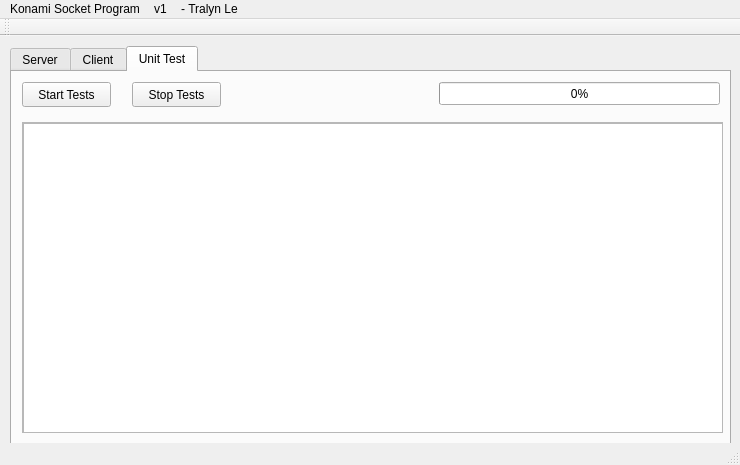
This is gui/SocketProgram/mainwindow.ui in nylart/Server-Client-Socket-Program as Qt 5 draws it before an edit. The edited form follows.
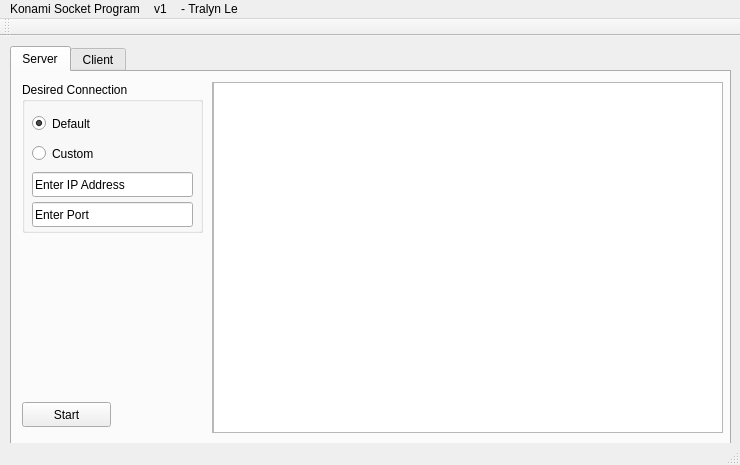
This is the edited form. The open tabs and pages were chosen to show the change.

Commit message: Finished unit testing project and updated the readme

Patch:
```diff
--- a/gui/SocketProgram/mainwindow.ui
+++ b/gui/SocketProgram/mainwindow.ui
@@ -324,86 +324,6 @@
       </widget>
      </widget>
     </widget>
-    <widget class="QWidget" name="tab">
-     <attribute name="title">
-      <string>Unit Test</string>
-     </attribute>
-     <widget class="QPushButton" name="UnitTestStartButton">
-      <property name="geometry">
-       <rect>
-        <x>10</x>
-        <y>10</y>
-        <width>89</width>
-        <height>25</height>
-       </rect>
-      </property>
-      <property name="text">
-       <string>Start Tests</string>
-      </property>
-     </widget>
-     <widget class="QPushButton" name="UnitTestStopButton">
-      <property name="geometry">
-       <rect>
-        <x>120</x>
-        <y>10</y>
-        <width>89</width>
-        <height>25</height>
-       </rect>
-      </property>
-      <property name="text">
-       <string>Stop Tests</string>
-      </property>
-     </widget>
-     <widget class="QScrollArea" name="scrollArea">
-      <property name="geometry">
-       <rect>
-        <x>10</x>
-        <y>50</y>
-        <width>701</width>
-        <height>311</height>
-       </rect>
-      </property>
-      <property name="widgetResizable">
-       <bool>true</bool>
-      </property>
-      <widget class="QWidget" name="scrollAreaWidgetContents">
-       <property name="geometry">
-        <rect>
-         <x>0</x>
-         <y>0</y>
-         <width>699</width>
-         <height>309</height>
-        </rect>
-       </property>
-       <widget class="QTextEdit" name="UnitTestTextArea">
-        <property name="geometry">
-         <rect>
-          <x>0</x>
-          <y>0</y>
-          <width>701</width>
-          <height>311</height>
-         </rect>
-        </property>
-       </widget>
-      </widget>
-     </widget>
-     <widget class="QProgressBar" name="UnitTestProgressBar">
-      <property name="geometry">
-       <rect>
-        <x>427</x>
-        <y>10</y>
-        <width>281</width>
-        <height>23</height>
-       </rect>
-      </property>
-      <property name="value">
-       <number>0</number>
-      </property>
-      <property name="textVisible">
-       <bool>true</bool>
-      </property>
-     </widget>
-    </widget>
    </widget>
   </widget>
   <widget class="QMenuBar" name="menuBar">
```
The commit also changes 95 other files.
